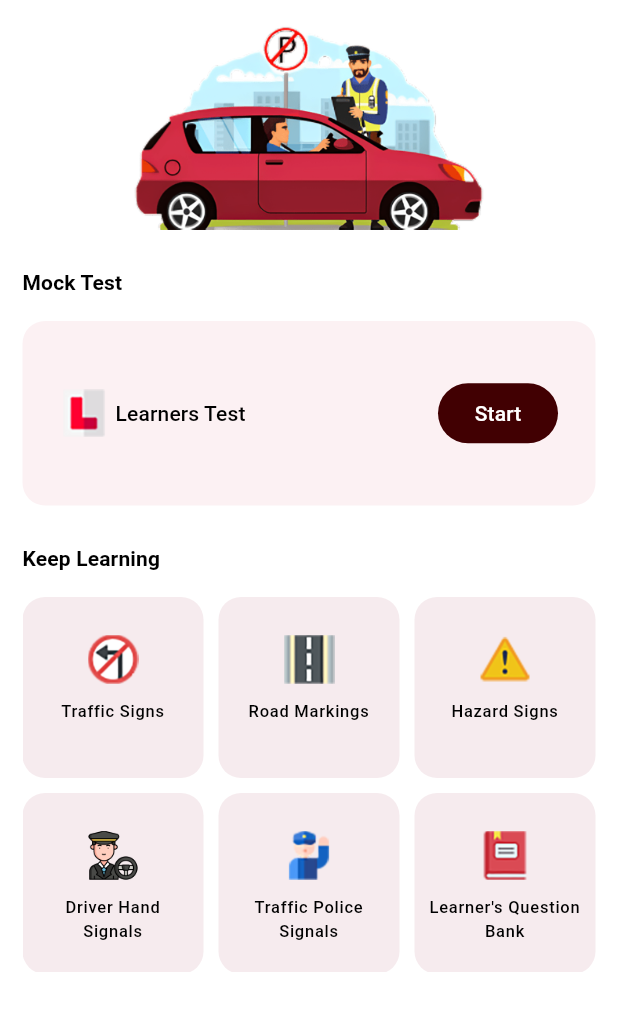
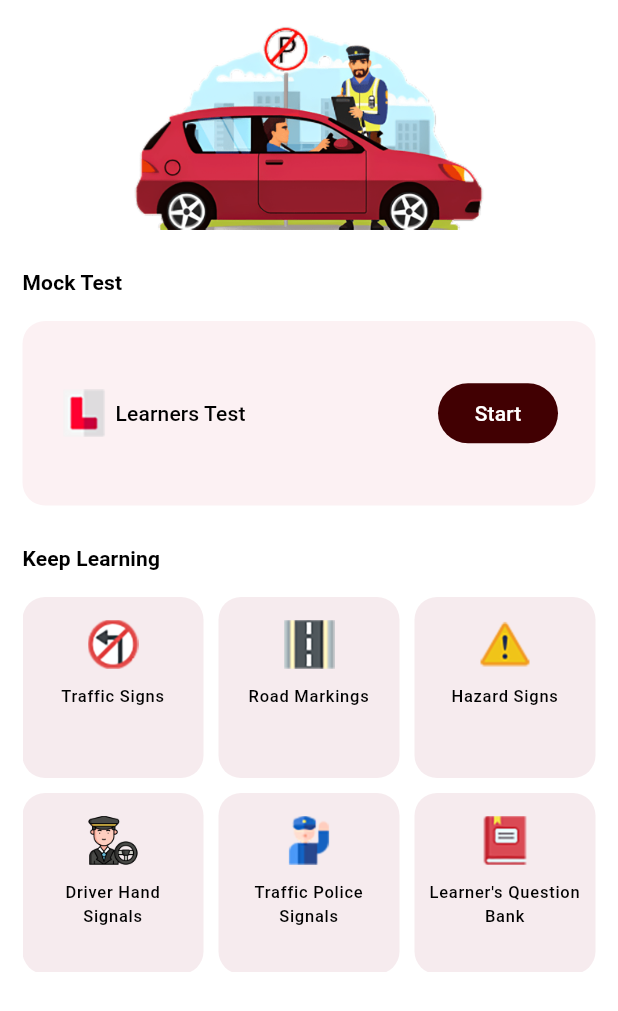
Before and after one commit to sacrilegioushero220/Learners-Choice-App, a Flutter app: the HomeScreen screen opened directly, on a phone screen of 412 x 824 dp. Shown: the top 1011 px of the screen. Run offline on Flutter 3.47's test engine with Material 3 defaults, Android fonts, the phone set to English and light mode, and no system bars; our stand-ins replace cached_network_image, cloud_firestore, connectivity_plus, equatable, firebase_core, flutter_bloc and 5 more; missing offline and left inert: pdfx, syncfusion_flutter_pdfviewer; accounts and stored records are empty; project files that could hold a hidden picture were left out.

Commit message:
adjusted the alignment of the text in the gridview item of the home

```diff
--- a/lib/core/widgets/custom_grid_view_item.dart
+++ b/lib/core/widgets/custom_grid_view_item.dart
@@ -25,10 +25,14 @@ class BuildCustomGridViewItem extends StatelessWidget {
             borderRadius: BorderRadius.circular(15),
           ),
         ),
+        child: Center(
           child: Column(
             crossAxisAlignment: CrossAxisAlignment.center,
+            mainAxisAlignment: MainAxisAlignment.center,
             children: [
-            const SizedBox(height: 15),
+              const SizedBox(
+                height: 5,
+              ),
               BuildImageWidget(
                 width: 34,
                 height: 33,
@@ -36,13 +40,16 @@ class BuildCustomGridViewItem extends StatelessWidget {
               ),
               const SizedBox(height: 10),
               Expanded(
+                child: SizedBox(
                   child: Text(
                     label,
                     style: context.captionLight,
                     textAlign: TextAlign.center,
                   ),
                 ),
+              ),
             ],
+          ),
         ),
       ),
     );
```
Lines whose indentation alone changed are shown as unchanged.
